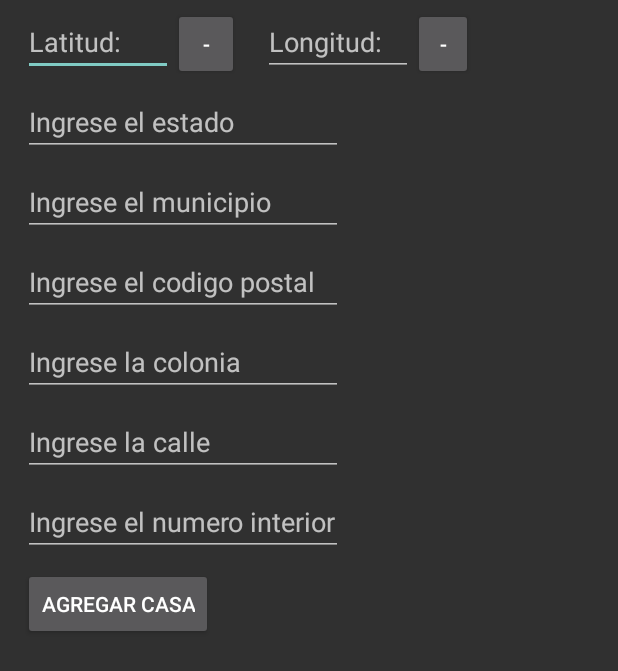
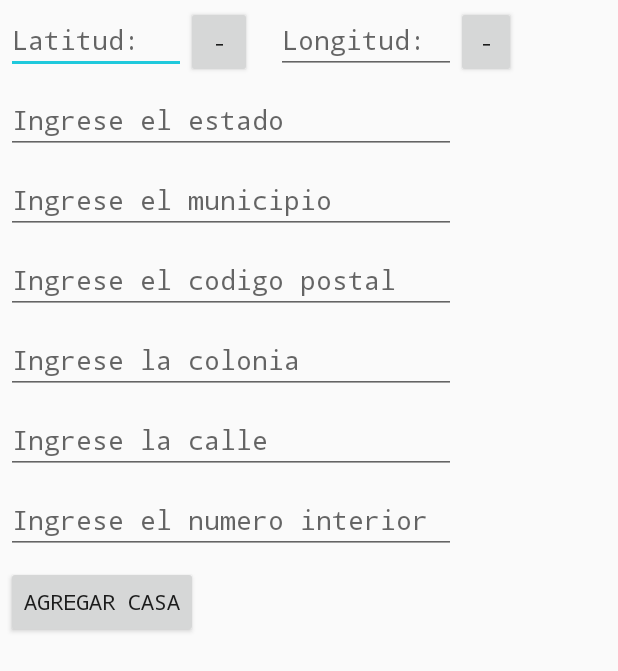
Before and after one commit to PabloSorzano/Instalador_AP, an Android app: the layout activity_casa.xml on its own in the app's theme, with its tools: preview values and no code run, on a phone screen of 412 x 824 dp. Shown: the top 671 px of the screen. Run offline under Robolectric (Android 15) with nearby library versions, the phone set to English and light mode, and no system bars.

Commit message:
Funcional BD

```diff
--- a/app/src/main/AndroidManifest.xml
+++ b/app/src/main/AndroidManifest.xml
@@ -8,7 +8,7 @@
         android:label="@string/app_name"
         android:roundIcon="@mipmap/ic_launcher_round"
         android:supportsRtl="true"
-        android:theme="@style/Theme.AppCompat">
+        android:theme="@style/AppTheme">
         <activity android:name=".Inicio">
             <intent-filter>
                 <action android:name="android.intent.action.MAIN" />
--- a/app/src/main/java/ipn/cecyt9/instalador_pa/Casa.java
+++ b/app/src/main/java/ipn/cecyt9/instalador_pa/Casa.java
@@ -146,6 +146,8 @@ public class Casa extends AppCompatActivity{
                 System.out.println(saveCasa(view));
                 jj.close();
 
+                Toast.makeText(getApplicationContext(), "Casa dada de alta con exito", Toast.LENGTH_SHORT).show();
+
                 finish();
                 startActivity(casa);
             }
--- a/app/src/main/java/ipn/cecyt9/instalador_pa/Usuario.java
+++ b/app/src/main/java/ipn/cecyt9/instalador_pa/Usuario.java
@@ -29,6 +29,7 @@ public class Usuario extends AppCompatActivity {
     int idUsr, contador=0;
     @Override
     protected void onCreate(Bundle savedInstanceState) {
+
         Toast.makeText(getApplicationContext(), "Agregar usuario", Toast.LENGTH_LONG).show();
         super.onCreate(savedInstanceState);
         setContentView(R.layout.activity_usuario);
--- a/app/src/main/java/ipn/cecyt9/instalador_pa/agregaUsuario.java
+++ b/app/src/main/java/ipn/cecyt9/instalador_pa/agregaUsuario.java
@@ -57,7 +57,7 @@ public class agregaUsuario {
 
     public boolean setXmail(String xmail) {
         this.xmail = xmail;
-        return vd.soloMail(getXmail());//solo mail
+        return vd.isValidEmail(getXmail());//solo mail
     }
 
     public String getXpass() {
--- a/app/src/main/res/layout/activity_casa.xml
+++ b/app/src/main/res/layout/activity_casa.xml
@@ -8,19 +8,21 @@
 
     <EditText
         android:id="@+id/latitud"
-        android:layout_width="100dp"
+        android:layout_width="120dp"
         android:layout_height="wrap_content"
-        android:layout_marginStart="15dp"
-        android:layout_marginTop="5dp"
+        android:layout_marginStart="4dp"
+        android:layout_marginTop="4dp"
         android:ems="10"
         android:hint="Latitud:"
+        android:typeface="monospace"
         app:layout_constraintStart_toStartOf="parent"
         app:layout_constraintTop_toTopOf="parent" />
 
     <EditText
         android:id="@+id/longitud"
-        android:layout_width="100dp"
+        android:layout_width="120dp"
         android:layout_height="wrap_content"
+        android:typeface="monospace"
         android:layout_marginStart="60dp"
         android:ems="10"
         android:hint="Longitud:"
@@ -29,10 +31,11 @@
 
     <EditText
         android:id="@+id/estado"
-        android:layout_width="wrap_content"
+        android:layout_width="300dp"
         android:layout_height="wrap_content"
         android:layout_marginTop="8dp"
         android:ems="10"
+        android:typeface="monospace"
         android:hint="Ingrese el estado"
         android:inputType="textPersonName"
         app:layout_constraintStart_toStartOf="@+id/latitud"
@@ -40,20 +43,22 @@
 
     <EditText
         android:id="@+id/municipio"
-        android:layout_width="wrap_content"
+        android:layout_width="300dp"
         android:layout_height="wrap_content"
         android:layout_marginTop="8dp"
         android:ems="10"
         android:hint="Ingrese el municipio"
+        android:typeface="monospace"
         android:inputType="textPersonName"
         app:layout_constraintStart_toStartOf="@+id/estado"
         app:layout_constraintTop_toBottomOf="@+id/estado" />
 
     <EditText
         android:id="@+id/codigoP"
-        android:layout_width="wrap_content"
+        android:layout_width="300dp"
         android:layout_height="wrap_content"
         android:layout_marginTop="8dp"
+        android:typeface="monospace"
         android:ems="10"
         android:hint="Ingrese el codigo postal"
         android:inputType="number"
@@ -62,9 +67,10 @@
 
     <EditText
         android:id="@+id/colonia"
-        android:layout_width="wrap_content"
+        android:layout_width="300dp"
         android:layout_height="wrap_content"
         android:layout_marginTop="8dp"
+        android:typeface="monospace"
         android:ems="10"
         android:hint="Ingrese la colonia"
         android:inputType="textPersonName"
@@ -73,8 +79,9 @@
 
     <EditText
         android:id="@+id/calle"
-        android:layout_width="wrap_content"
+        android:layout_width="300dp"
         android:layout_height="wrap_content"
+        android:typeface="monospace"
         android:layout_marginTop="8dp"
         android:ems="10"
         android:hint="Ingrese la calle"
@@ -84,8 +91,9 @@
 
     <EditText
         android:id="@+id/numInt"
-        android:layout_width="wrap_content"
+        android:layout_width="300dp"
         android:layout_height="wrap_content"
+        android:typeface="monospace"
         android:layout_marginTop="8dp"
         android:ems="10"
         android:hint="Ingrese el numero interior"
@@ -99,6 +107,7 @@
         android:layout_height="wrap_content"
         android:layout_marginTop="8dp"
         android:onClick="agregaCasa"
+        android:typeface="monospace"
         android:text="AGREGAR CASA"
         app:layout_constraintStart_toStartOf="@+id/numInt"
         app:layout_constraintTop_toBottomOf="@+id/numInt" />
@@ -108,6 +117,7 @@
         android:layout_width="44dp"
         android:layout_height="wrap_content"
         android:text="-"
+        android:typeface="monospace"
         android:onClick="minLat"
         app:layout_constraintStart_toEndOf="@+id/latitud"
         app:layout_constraintTop_toTopOf="@+id/latitud" />
@@ -116,6 +126,7 @@
         android:id="@+id/minLong"
         android:layout_width="40dp"
         android:layout_height="wrap_content"
+        android:typeface="monospace"
         android:text="-"
         android:onClick="minLong"
         app:layout_constraintStart_toEndOf="@+id/longitud"
--- a/app/src/main/res/layout/activity_cuarto.xml
+++ b/app/src/main/res/layout/activity_cuarto.xml
@@ -14,6 +14,7 @@
         android:layout_marginStart="5dp"
         android:layout_marginTop="5dp"
         android:ems="10"
+        android:typeface="monospace"
         android:hint="Numero de piso"
         android:inputType="number"
         app:layout_constraintStart_toStartOf="parent"
@@ -26,6 +27,7 @@
         android:layout_marginTop="8dp"
         android:ems="10"
         android:hint="Nombre de cuarto"
+        android:typeface="monospace"
         android:inputType="textPersonName"
         app:layout_constraintStart_toStartOf="@+id/numeroPiso"
         app:layout_constraintTop_toBottomOf="@+id/numeroPiso" />
@@ -84,7 +86,7 @@
         android:id="@+id/cerrar"
         android:layout_width="wrap_content"
         android:layout_height="wrap_content"
-        android:onClick="cerrar"
+        android:onClick="mostrar"
         android:text="CERRAR"
         android:visibility="invisible"
         app:layout_constraintStart_toEndOf="@+id/numeroPiso"
--- a/app/src/main/res/layout/activity_inicio.xml
+++ b/app/src/main/res/layout/activity_inicio.xml
@@ -24,6 +24,7 @@
         android:layout_marginLeft="30dp"
         android:layout_marginStart="30dp"
         android:layout_marginTop="8dp"
+        android:typeface="monospace"
         android:onClick="start"
         android:text="AGREGAR USUARIO"
         app:layout_constraintStart_toStartOf="@+id/imageView2"
--- a/app/src/main/res/values/colors.xml
+++ b/app/src/main/res/values/colors.xml
@@ -2,5 +2,5 @@
 <resources>
     <color name="colorPrimary">#3F51B5</color>
     <color name="colorPrimaryDark">#303F9F</color>
-    <color name="colorAccent">#FF4081</color>
+    <color name="colorAccent">#1fc9dc</color>
 </resources>
--- a/app/src/main/res/values/strings.xml
+++ b/app/src/main/res/values/strings.xml
@@ -1,3 +1,3 @@
 <resources>
-    <string name="app_name">Instalador_PA</string>
+    <string name="app_name">Instalador</string>
 </resources>
```
Also changed, not shown: app/src/main/java/ipn/cecyt9/instalador_pa/Cuarto.java (+27 -19 lines), app/src/main/java/ipn/cecyt9/instalador_pa/validacionesJT.java (+13 -0 lines), app/src/main/res/layout/activity_usuario.xml (+12 -17 lines).
